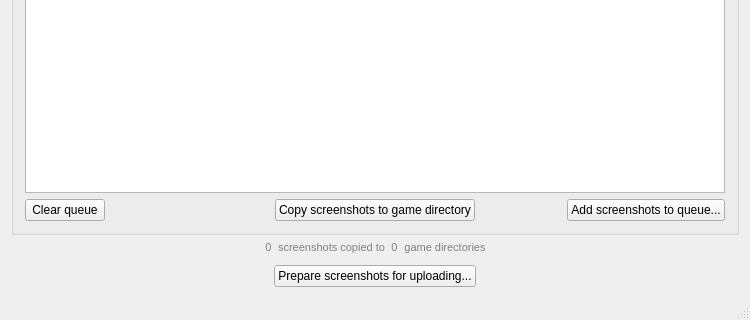
Old version of the form mainwindow.ui in the repository awthwathje/SteaScree; both pictures show x 0 to 750 and y 380 to 700 of the 750 by 700 pixel window.
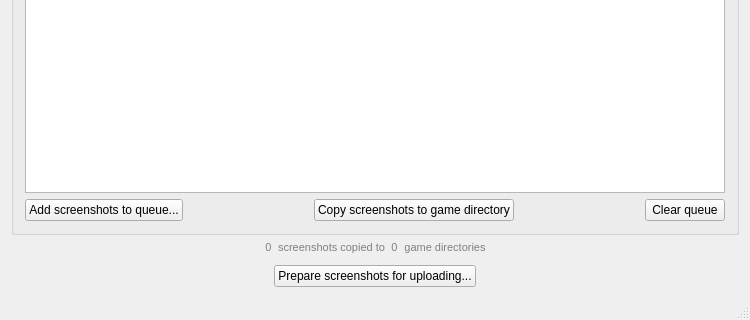
New version of the form. Custom widgets are drawn as their Qt base class.

Commit message: Rearrange "Add screenshots..." and "Clear queue" buttons.

Diff of the .ui file:
```diff
--- a/mainwindow.ui
+++ b/mainwindow.ui
@@ -131,8 +131,8 @@
            </property>
            <item row="3" column="0">
             <layout class="QHBoxLayout" name="horizontalLayout_screenshotListButtons">
-             <item alignment="Qt::AlignLeft">
-              <widget class="QPushButton" name="pushButton_clearQueue">
+             <item>
+              <widget class="QPushButton" name="pushButton_addScreenshots">
                <property name="sizePolicy">
                 <sizepolicy hsizetype="Maximum" vsizetype="Maximum">
                  <horstretch>0</horstretch>
@@ -143,7 +143,7 @@
                 <string/>
                </property>
                <property name="text">
-                <string>Clear queue</string>
+                <string>Add screenshots to queue...</string>
                </property>
               </widget>
              </item>
@@ -153,7 +153,7 @@
                 <enum>Qt::Horizontal</enum>
                </property>
                <property name="sizeType">
-                <enum>QSizePolicy::Minimum</enum>
+                <enum>QSizePolicy::Expanding</enum>
                </property>
                <property name="sizeHint" stdset="0">
                 <size>
@@ -185,7 +185,7 @@
                 <enum>Qt::Horizontal</enum>
                </property>
                <property name="sizeType">
-                <enum>QSizePolicy::Minimum</enum>
+                <enum>QSizePolicy::Expanding</enum>
                </property>
                <property name="sizeHint" stdset="0">
                 <size>
@@ -195,8 +195,8 @@
                </property>
               </spacer>
              </item>
-             <item alignment="Qt::AlignRight">
-              <widget class="QPushButton" name="pushButton_addScreenshots">
+             <item>
+              <widget class="QPushButton" name="pushButton_clearQueue">
                <property name="sizePolicy">
                 <sizepolicy hsizetype="Maximum" vsizetype="Maximum">
                  <horstretch>0</horstretch>
@@ -207,7 +207,7 @@
                 <string>You can add single screenshots or the whole sets.</string>
                </property>
                <property name="text">
-                <string>Add screenshots to queue...</string>
+                <string>Clear queue</string>
                </property>
               </widget>
              </item>
```
Left out of the diff: 4 changed lines with no effect on the pictures.
